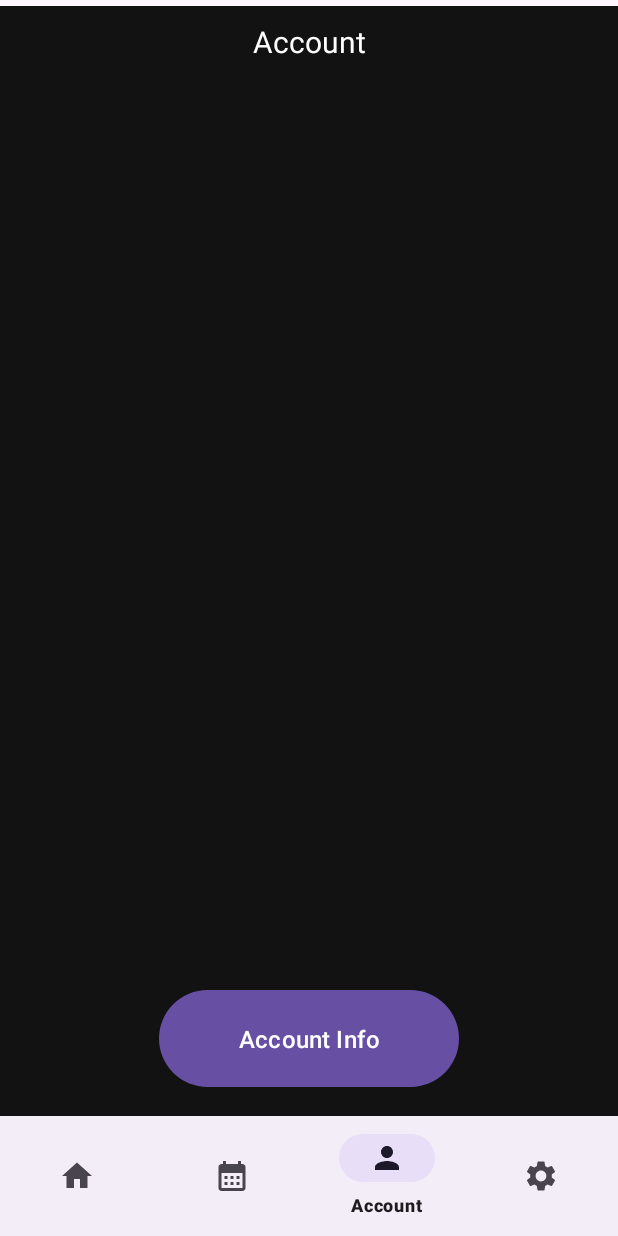
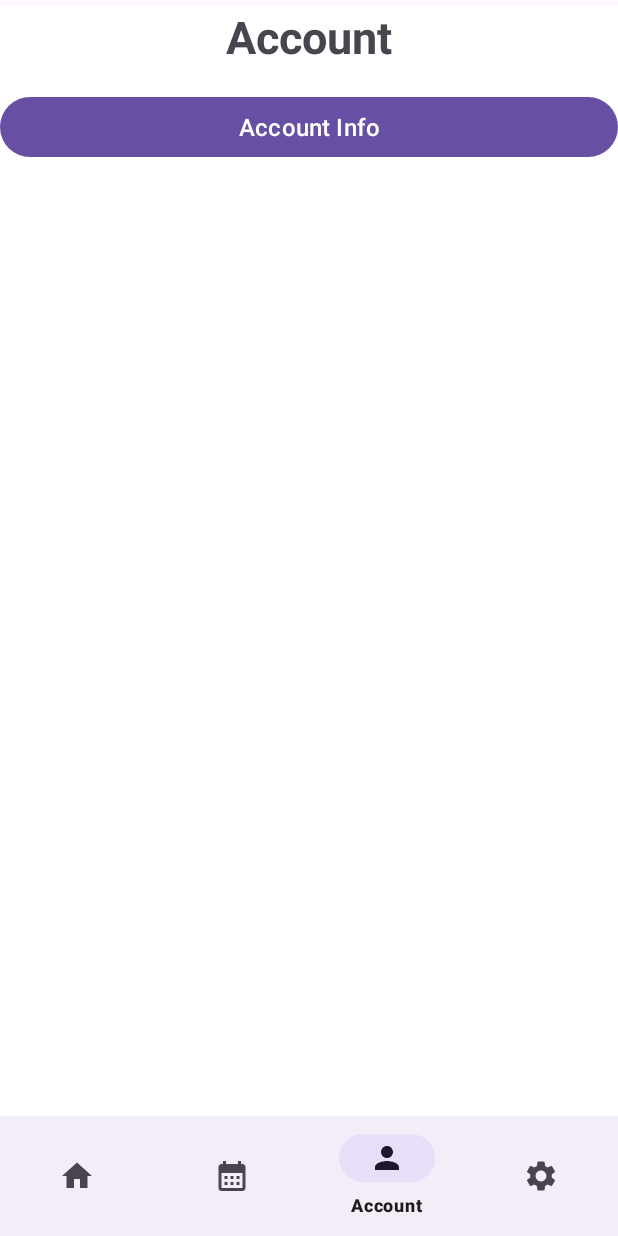
Before and after one commit to Dvaxinator/ExpenseTracker, an Android app: the screen it shows after launch once a user with an empty profile is signed in (UserMenu), item 3 of the bottom bar chosen, on a phone screen of 412 x 824 dp. Run offline under Robolectric (Android 15) with nearby library versions, the phone set to English and light mode, and no system bars; our stand-ins replace Firebase (no records; nobody signed in at launch, a user with empty details on screens opened directly), navigation-ui.

Commit message:
Made fragments for the change username and password and made some other UI changes too

```diff
--- a/app/src/main/java/com/example/expensetracker/HomePageFragment.java
+++ b/app/src/main/java/com/example/expensetracker/HomePageFragment.java
@@ -14,8 +14,6 @@ import androidx.annotation.Nullable;
 import androidx.fragment.app.Fragment;
 import androidx.recyclerview.widget.LinearLayoutManager;
 import androidx.recyclerview.widget.RecyclerView;
-
-import com.google.android.material.bottomnavigation.BottomNavigationView;
 
 import java.util.ArrayList;
 import java.util.HashSet;
--- a/app/src/main/res/layout/fragment_account.xml
+++ b/app/src/main/res/layout/fragment_account.xml
@@ -1,168 +1,71 @@
 <?xml version="1.0" encoding="utf-8"?>
-<FrameLayout xmlns:android="http://schemas.android.com/apk/res/android"
+<LinearLayout xmlns:android="http://schemas.android.com/apk/res/android"
     xmlns:app="http://schemas.android.com/apk/res-auto"
     xmlns:tools="http://schemas.android.com/tools"
     android:id="@+id/account"
     android:layout_width="match_parent"
     android:layout_height="match_parent"
-    android:background="#121212"
     android:orientation="vertical"
+    android:background="@android:color/background_light"
     tools:context=".AccountFragment">
-
-    <LinearLayout
-        android:layout_width="match_parent"
-        android:layout_height="match_parent"
-        android:orientation="vertical">
-
-        <LinearLayout
-            android:id="@+id/linearLayout"
-            android:layout_width="match_parent"
-            android:layout_height="0dp"
-            android:layout_weight="9"
-            android:orientation="vertical">
 
     <TextView
         android:id="@+id/AccountTitle"
+        android:layout_width="wrap_content"
+        android:layout_height="wrap_content"
+        android:text="Account"
+        android:textSize="30sp"
+        android:textStyle="bold"
+        android:layout_gravity="center_horizontal"
+        android:layout_marginBottom="16dp"/>
+
+    <Button
+        android:id="@+id/buttonAccountInfo"
         android:layout_width="match_parent"
         android:layout_height="wrap_content"
-                android:padding="10dp"
-                android:text="Account"
-                android:textAlignment="center"
-                android:textColor="@color/white"
-                android:textSize="20sp" />
+        android:text="Account Info"
+        android:textSize="16sp"
+        android:textColor="@android:color/white"
+        android:layout_marginBottom="8dp"/>
+
+    <TextView
+        android:id="@+id/usernameInfo"
+        android:layout_width="wrap_content"
+        android:layout_height="wrap_content"
+        android:text="Username: "
+        android:textSize="20sp"
+        android:textColor="@android:color/black"
+        android:visibility="invisible"
+        android:textStyle="bold"/>
 
     <TextView
         android:id="@+id/emailInfo"
+        android:layout_width="wrap_content"
+        android:layout_height="wrap_content"
+        android:text="Email: "
+        android:textSize="20sp"
+        android:textColor="@android:color/black"
+        android:visibility="invisible"
+        android:textStyle="bold"/>
+
+    <Button
+        android:id="@+id/buttonInitiateUsernameChange"
         android:layout_width="match_parent"
         android:layout_height="wrap_content"
-                android:padding="10dp"
-                android:text=""
-                android:textAlignment="center"
-                android:textColor="@color/white"
-                android:textSize="20sp"
-                android:visibility="invisible" />
-            <TextView
-                android:id="@+id/usernameInfo"
-                android:layout_width="match_parent"
-                android:layout_height="wrap_content"
-                android:padding="10dp"
-                android:text=""
-                android:textAlignment="center"
-                android:textColor="@color/white"
-                android:textSize="20sp"
+        android:text="Change Username"
+        android:textSize="16sp"
+        android:textColor="@android:color/white"
+        android:layout_marginBottom="8dp"
         android:visibility="invisible" />
 
     <Button
-                android:id="@+id/buttonInitiateUsernameChange"
-                android:layout_width="200dp"
-                android:layout_height="40dp"
-                android:layout_gravity="center"
-                android:layout_marginBottom="15dp"
-                android:layout_weight="1"
-                android:text="Change Username"
-                android:textSize="16sp"
-                android:visibility="invisible" />
-
-            <EditText
-                android:id="@+id/newUsernameInput"
-                android:textColorHint="@color/lightGray"
+        android:id="@+id/buttonInitiatePasswordReset"
         android:layout_width="match_parent"
         android:layout_height="wrap_content"
-                android:layout_marginBottom="10dp"
-                android:hint="New Username"
-                android:padding="16dp"
-                android:textColor="#FFFFFF"
-                android:visibility="gone" />
-
-            <EditText
-                android:id="@+id/confirmNewUsernameInput"
-                android:textColorHint="@color/lightGray"
-                android:layout_width="match_parent"
-                android:layout_height="wrap_content"
-                android:layout_marginBottom="10dp"
-                android:hint="Confirm Username"
-                android:padding="16dp"
-                android:textColor="#FFFFFF"
-                android:visibility="gone" />
-
-            <Button
-                android:id="@+id/buttonUsernameChange"
-                android:layout_width="200dp"
-                android:layout_height="40dp"
-                android:layout_gravity="center"
-                android:layout_marginBottom="15dp"
-                android:layout_weight="1"
-                android:text="Confirm Change Username"
-                android:textSize="16sp"
-                android:visibility="gone" />
-
-            <Button
-                android:id="@+id/buttonInitiatePasswordReset"
-                android:layout_width="200dp"
-                android:layout_height="40dp"
-                android:layout_gravity="center"
-                android:layout_marginBottom="15dp"
-                android:layout_weight="1"
         android:text="Reset Password"
         android:textSize="16sp"
-                android:visibility="invisible" />
-
-            <EditText
-                android:id="@+id/oldPasswordInput"
-                android:textColorHint="@color/lightGray"
-                android:layout_width="match_parent"
-                android:layout_height="wrap_content"
-                android:layout_marginBottom="10dp"
-                android:hint="Old Password"
-                android:padding="16dp"
-                android:textColor="#FFFFFF"
-                android:visibility="invisible" />
-
-            <EditText
-                android:id="@+id/newPasswordInput"
-                android:textColorHint="@color/lightGray"
-                android:layout_width="match_parent"
-                android:layout_height="wrap_content"
-                android:layout_marginBottom="10dp"
-                android:hint="New Password"
-                android:padding="16dp"
-                android:textColor="#FFFFFF"
-                android:visibility="invisible" />
-
-            <EditText
-                android:id="@+id/confirmNewPasswordInput"
-                android:textColorHint="@color/lightGray"
-                android:layout_width="match_parent"
-                android:layout_height="wrap_content"
-                android:layout_marginBottom="10dp"
-                android:hint="Confirm Password"
-                android:padding="16dp"
-                android:textColor="#FFFFFF"
-                android:visibility="invisible" />
-
-            <Button
-                android:id="@+id/buttonResetPassword"
-                android:layout_width="200dp"
-                android:layout_height="40dp"
-                android:layout_gravity="center"
-                android:layout_marginBottom="15dp"
-                android:layout_weight="1"
-                android:text="Confirm"
-                android:textSize="16sp"
+        android:textColor="@android:color/white"
+        android:layout_marginBottom="8dp"
         android:visibility="invisible" />
 
 </LinearLayout>
-
-        <Button
-            android:id="@+id/buttonAccountInfo"
-            android:layout_width="200dp"
-            android:layout_height="0dp"
-            android:layout_gravity="center"
-            android:layout_marginBottom="15dp"
-            android:layout_weight="1"
-            android:text="Account Info"
-            android:textSize="16sp" />
-
-    </LinearLayout>
-
-</FrameLayout>
```
Also changed, not shown: app/src/main/java/com/example/expensetracker/AccountFragment.java (+28 -31 lines), app/src/main/res/layout/activity_login.xml (+25 -11 lines), app/src/main/res/layout/fragment_settings.xml (+19 -6 lines). Lines whose indentation alone changed are shown as unchanged.
